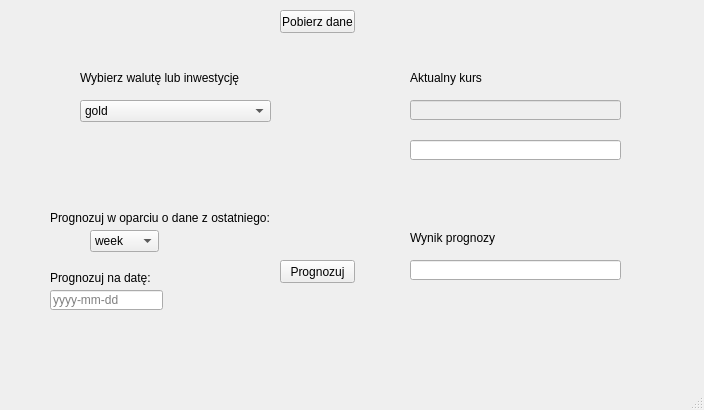
daylightPL/Instrumenty_Finansowe, file Instrumenty.ui: the form before one commit.
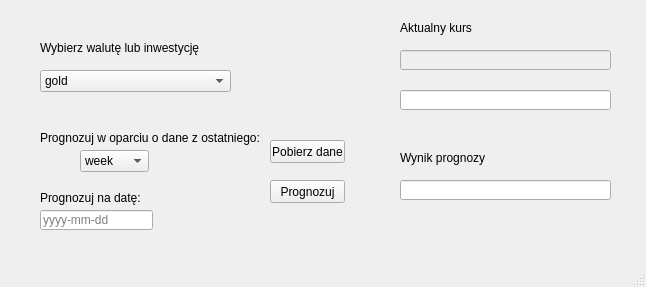
The form after the commit.

```diff
--- a/Instrumenty.ui
+++ b/Instrumenty.ui
@@ -6,8 +6,8 @@
    <rect>
     <x>0</x>
     <y>0</y>
-    <width>704</width>
-    <height>410</height>
+    <width>646</width>
+    <height>287</height>
    </rect>
   </property>
   <property name="windowTitle">
@@ -17,8 +17,8 @@
    <widget class="QComboBox" name="comboBox">
     <property name="geometry">
      <rect>
-      <x>80</x>
-      <y>100</y>
+      <x>40</x>
+      <y>70</y>
       <width>191</width>
       <height>22</height>
      </rect>
@@ -50,8 +50,8 @@
     </property>
     <property name="geometry">
      <rect>
-      <x>410</x>
-      <y>100</y>
+      <x>400</x>
+      <y>50</y>
       <width>211</width>
       <height>20</height>
      </rect>
@@ -60,8 +60,8 @@
    <widget class="QLabel" name="label">
     <property name="geometry">
      <rect>
-      <x>80</x>
-      <y>70</y>
+      <x>40</x>
+      <y>40</y>
       <width>171</width>
       <height>16</height>
      </rect>
@@ -73,8 +73,8 @@
    <widget class="QLabel" name="label_2">
     <property name="geometry">
      <rect>
-      <x>410</x>
-      <y>70</y>
+      <x>400</x>
+      <y>20</y>
       <width>81</width>
       <height>16</height>
      </rect>
@@ -86,8 +86,8 @@
    <widget class="QPushButton" name="pushButton">
     <property name="geometry">
      <rect>
-      <x>280</x>
-      <y>260</y>
+      <x>270</x>
+      <y>180</y>
       <width>75</width>
       <height>23</height>
      </rect>
@@ -99,8 +99,8 @@
    <widget class="QLineEdit" name="lineEdit_2">
     <property name="geometry">
      <rect>
-      <x>410</x>
-      <y>260</y>
+      <x>400</x>
+      <y>180</y>
       <width>211</width>
       <height>20</height>
      </rect>
@@ -109,8 +109,8 @@
    <widget class="QLabel" name="label_3">
     <property name="geometry">
      <rect>
-      <x>410</x>
-      <y>230</y>
+      <x>400</x>
+      <y>150</y>
       <width>91</width>
       <height>16</height>
      </rect>
@@ -122,8 +122,8 @@
    <widget class="QLabel" name="label_4">
     <property name="geometry">
      <rect>
-      <x>50</x>
-      <y>210</y>
+      <x>40</x>
+      <y>130</y>
       <width>231</width>
       <height>16</height>
      </rect>
@@ -135,8 +135,8 @@
    <widget class="QPushButton" name="pushButton_2">
     <property name="geometry">
      <rect>
-      <x>280</x>
-      <y>10</y>
+      <x>270</x>
+      <y>140</y>
       <width>75</width>
       <height>23</height>
      </rect>
@@ -148,8 +148,8 @@
    <widget class="QLineEdit" name="lineEdit_3">
     <property name="geometry">
      <rect>
-      <x>410</x>
-      <y>140</y>
+      <x>400</x>
+      <y>90</y>
       <width>211</width>
       <height>20</height>
      </rect>
@@ -161,8 +161,8 @@
    <widget class="QComboBox" name="comboBox_2">
     <property name="geometry">
      <rect>
-      <x>90</x>
-      <y>230</y>
+      <x>80</x>
+      <y>150</y>
       <width>69</width>
       <height>22</height>
      </rect>
@@ -186,8 +186,8 @@
    <widget class="QLineEdit" name="lineEdit_4">
     <property name="geometry">
      <rect>
-      <x>50</x>
-      <y>290</y>
+      <x>40</x>
+      <y>210</y>
       <width>113</width>
       <height>20</height>
      </rect>
@@ -199,8 +199,8 @@
    <widget class="QLabel" name="label_5">
     <property name="geometry">
      <rect>
-      <x>50</x>
-      <y>270</y>
+      <x>40</x>
+      <y>190</y>
       <width>131</width>
       <height>16</height>
      </rect>
```
Left out of the diff: 2 changed lines with no effect on the pictures.
